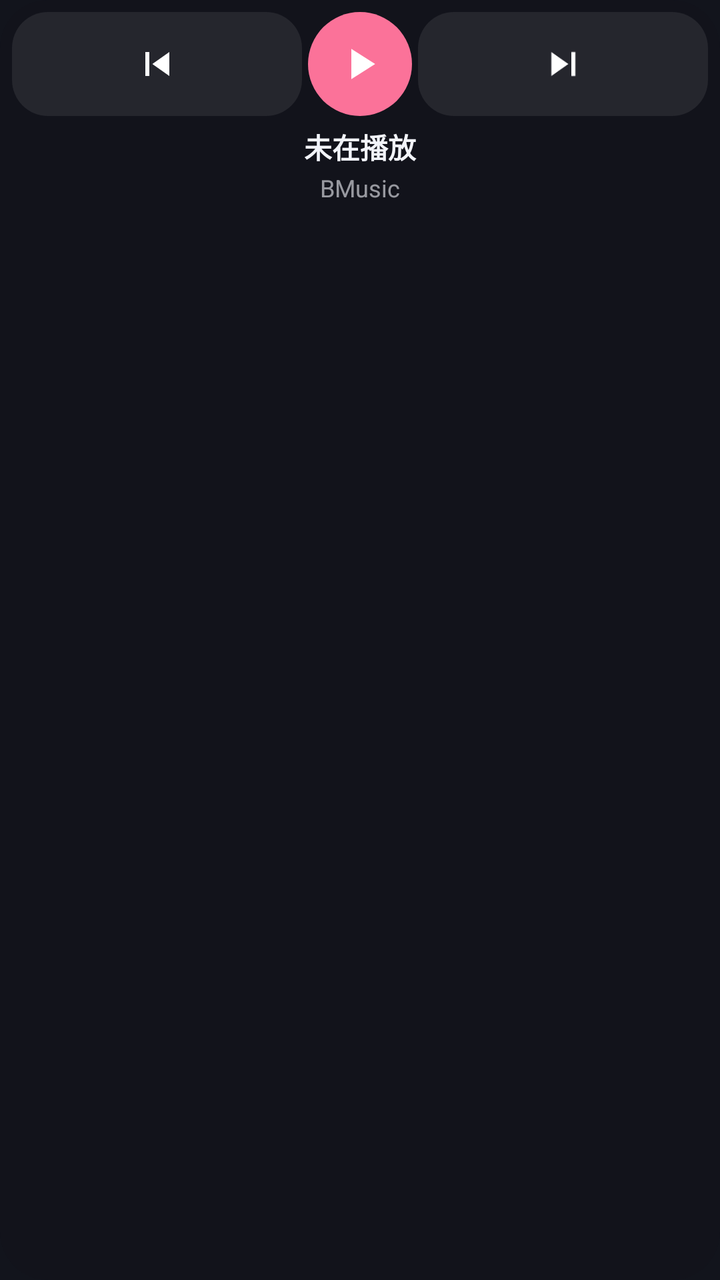
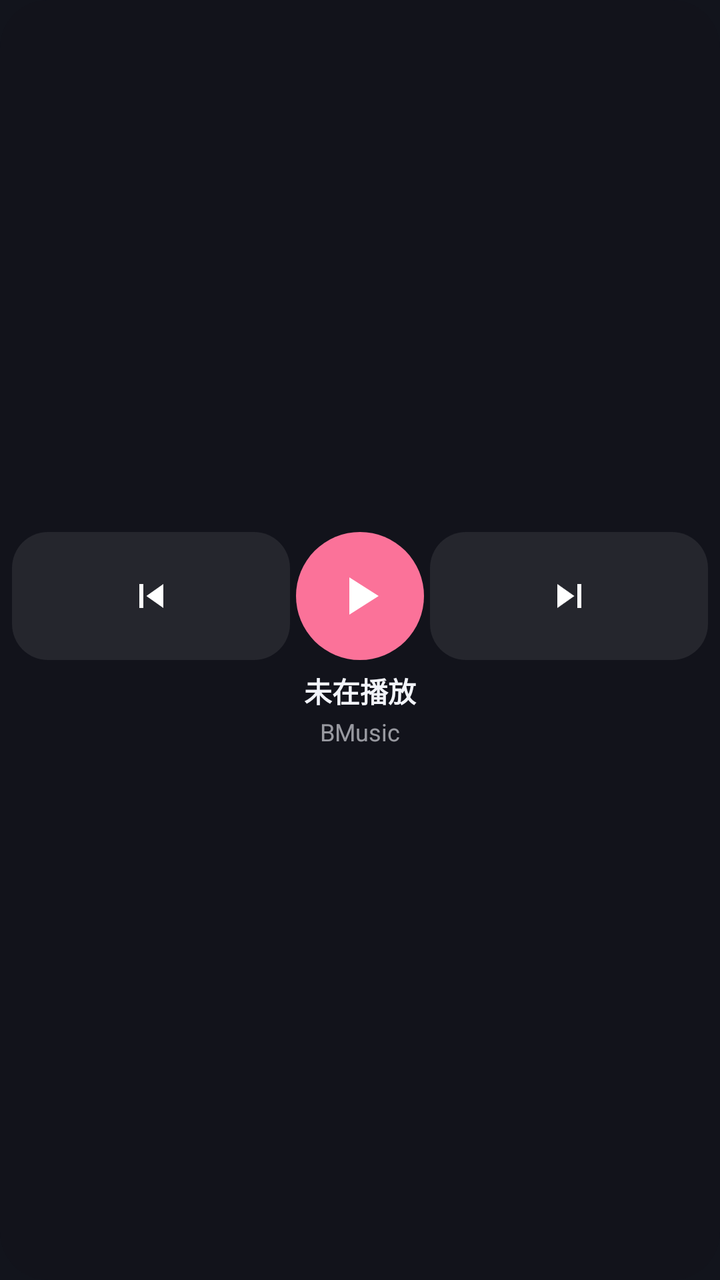

An Android layout rendered at two revisions. The XML below is the earlier revision; the diff shows what the commit changed to produce the second picture.
<!-- AndroidManifest.xml: application theme AppTheme -->
<!-- res/layout/widget_play.xml -->
<?xml version="1.0" encoding="utf-8"?>
<LinearLayout xmlns:android="http://schemas.android.com/apk/res/android"
    android:id="@+id/widget_root"
    android:layout_width="match_parent"
    android:layout_height="match_parent"
    android:background="@drawable/widget_bg"
    android:gravity="center_horizontal"
    android:orientation="vertical"
    android:paddingLeft="6dp"
    android:paddingRight="6dp"
    android:paddingTop="6dp"
    android:paddingBottom="6dp">

    <LinearLayout
        android:layout_width="match_parent"
        android:layout_height="52dp"
        android:gravity="center_vertical"
        android:orientation="horizontal">

        <ImageView
            android:id="@+id/widget_prev"
            android:layout_width="0dp"
            android:layout_height="match_parent"
            android:layout_weight="1"
            android:background="@drawable/widget_side_btn"
            android:clickable="true"
            android:contentDescription="@string/widget_prev"
            android:scaleType="center"
            android:src="@drawable/ic_prev" />

        <ImageView
            android:id="@+id/widget_toggle"
            android:layout_width="52dp"
            android:layout_height="52dp"
            android:layout_marginLeft="3dp"
            android:layout_marginRight="3dp"
            android:background="@drawable/widget_btn"
            android:clickable="true"
            android:contentDescription="@string/widget_play_pause"
            android:padding="13dp"
            android:scaleType="fitCenter"
            android:src="@drawable/ic_play" />

        <ImageView
            android:id="@+id/widget_next"
            android:layout_width="0dp"
            android:layout_height="match_parent"
            android:layout_weight="1"
            android:background="@drawable/widget_side_btn"
            android:clickable="true"
            android:contentDescription="@string/widget_next"
            android:scaleType="center"
            android:src="@drawable/ic_next" />
    </LinearLayout>

    <TextView
        android:id="@+id/widget_title"
        android:layout_width="match_parent"
        android:layout_height="wrap_content"
        android:layout_marginTop="5dp"
        android:ellipsize="none"
        android:gravity="center"
        android:singleLine="true"
        android:text="@string/widget_not_playing"
        android:textColor="@color/text"
        android:textSize="14sp"
        android:textStyle="bold" />

    <TextView
        android:id="@+id/widget_sub"
        android:layout_width="match_parent"
        android:layout_height="wrap_content"
        android:layout_marginTop="2dp"
        android:ellipsize="none"
        android:gravity="center"
        android:singleLine="true"
        android:text="@string/app_name"
        android:textColor="@color/text_sub"
        android:textSize="12sp" />
</LinearLayout>
<!-- resources referenced by this layout -->
<resources>
  <color name="text">#FFF2F4FA</color>
  <color name="text_sub">#99F2F4FA</color>
  <!-- drawable ic_next (drawable) -->
  <?xml version="1.0" encoding="utf-8"?>
  <vector xmlns:android="http://schemas.android.com/apk/res/android"
      android:width="24dp"
      android:height="24dp"
      android:viewportWidth="24.0"
      android:viewportHeight="24.0">
      <path
          android:fillColor="#FFFFFFFF"
          android:pathData="M6,18l8.5,-6L6,6v12zM16,6v12h2V6h-2z" />
  </vector>
  <!-- drawable ic_play (drawable) -->
  <?xml version="1.0" encoding="utf-8"?>
  <vector xmlns:android="http://schemas.android.com/apk/res/android"
      android:width="24dp"
      android:height="24dp"
      android:viewportWidth="24.0"
      android:viewportHeight="24.0">
      <path
          android:fillColor="#FFFFFFFF"
          android:pathData="M8,5v14l11,-7z" />
  </vector>
  <!-- drawable ic_prev (drawable) -->
  <?xml version="1.0" encoding="utf-8"?>
  <vector xmlns:android="http://schemas.android.com/apk/res/android"
      android:width="24dp"
      android:height="24dp"
      android:viewportWidth="24.0"
      android:viewportHeight="24.0">
      <path
          android:fillColor="#FFFFFFFF"
          android:pathData="M6,6h2v12H6zM9.5,12l8.5,6V6z" />
  </vector>
  <!-- drawable widget_bg (drawable) -->
  <?xml version="1.0" encoding="utf-8"?>
  <shape xmlns:android="http://schemas.android.com/apk/res/android"
      android:shape="rectangle">
      <solid android:color="#F212141C" />
      <corners android:radius="24dp" />
  </shape>
  <!-- drawable widget_btn (drawable) -->
  <?xml version="1.0" encoding="utf-8"?>
  <shape xmlns:android="http://schemas.android.com/apk/res/android"
      android:shape="oval">
      <solid android:color="@color/accent" />
  </shape>
  <!-- drawable widget_side_btn (drawable) -->
  <?xml version="1.0" encoding="utf-8"?>
  <shape xmlns:android="http://schemas.android.com/apk/res/android"
      android:shape="rectangle">
      <solid android:color="#14FFFFFF" />
      <corners android:radius="18dp" />
  </shape>
  <string name="app_name">BMusic</string>
  <string name="widget_next">下一首</string>
  <string name="widget_not_playing">未在播放</string>
  <string name="widget_play_pause">播放 / 暂停</string>
  <string name="widget_prev">上一首</string>
  <style name="AppTheme" parent="@android:style/Theme.Material.NoActionBar">
          <item name="android:colorBackground">@color/bg</item>
          <item name="android:windowBackground">@color/bg</item>
          <item name="android:colorPrimary">@color/pink</item>
          <item name="android:colorPrimaryDark">@color/bg_soft</item>
          <item name="android:colorAccent">@color/pink</item>
          <item name="android:textColorPrimary">@color/text</item>
          <item name="android:textColorSecondary">@color/text_sub</item>
          <item name="android:navigationBarColor">@color/bg_soft</item>
          <item name="android:statusBarColor">@color/bg</item>
          <item name="android:windowLightStatusBar">false</item>
          <item name="android:windowTranslucentStatus">false</item>
          <item name="android:colorControlActivated">@color/pink</item>
          <item name="android:colorControlHighlight">#33FB7299</item>
          <item name="android:windowContentOverlay">@null</item>
      </style>
  <color name="accent">#FFFB7299</color>
  <color name="bg">#FF12141C</color>
  <color name="pink">#FFFB7299</color>
  <color name="bg_soft">#FF1A1D28</color>
</resources>

<!-- the commit's change to res/layout/widget_play.xml (unified diff, before → after) -->
@@ -4,7 +4,7 @@
     android:layout_width="match_parent"
     android:layout_height="match_parent"
     android:background="@drawable/widget_bg"
-    android:gravity="center_horizontal"
+    android:gravity="center"
     android:orientation="vertical"
     android:paddingLeft="6dp"
     android:paddingRight="6dp"
@@ -13,7 +13,7 @@
 
     <LinearLayout
         android:layout_width="match_parent"
-        android:layout_height="52dp"
+        android:layout_height="64dp"
         android:gravity="center_vertical"
         android:orientation="horizontal">
 
@@ -30,14 +30,14 @@
 
         <ImageView
             android:id="@+id/widget_toggle"
-            android:layout_width="52dp"
-            android:layout_height="52dp"
+            android:layout_width="64dp"
+            android:layout_height="64dp"
             android:layout_marginLeft="3dp"
             android:layout_marginRight="3dp"
             android:background="@drawable/widget_btn"
             android:clickable="true"
             android:contentDescription="@string/widget_play_pause"
-            android:padding="13dp"
+            android:padding="16dp"
             android:scaleType="fitCenter"
             android:src="@drawable/ic_play" />
 
